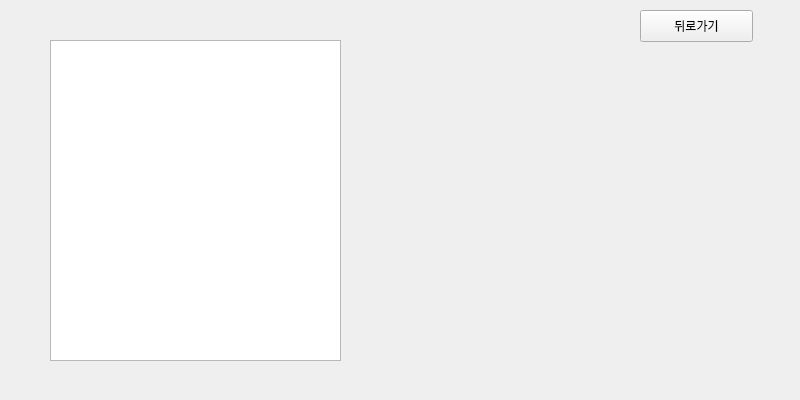
This is device/untitled2.ui in yumm08/LittleRiders as Qt 5 draws it before an edit. The edited form follows.
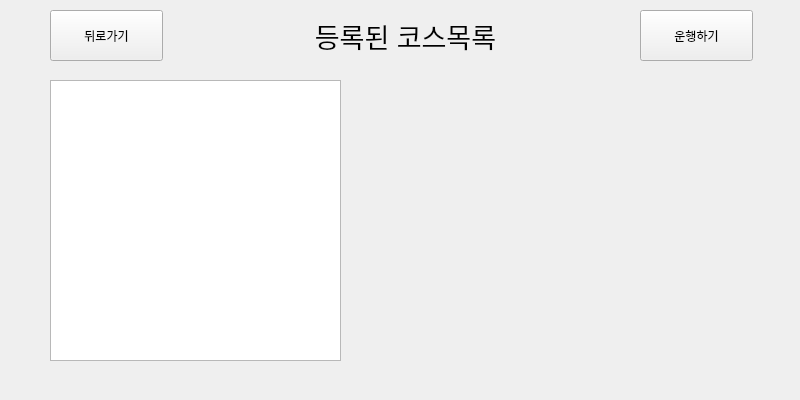
This is the edited form.

Commit message:
Feat: [DEVICE] 운행 전 준비 추가와 qr 스캔 구현
S10P31A405-261

Diff of the .ui file:
```diff
--- a/device/untitled2.ui
+++ b/device/untitled2.ui
@@ -17,19 +17,19 @@
    <property name="geometry">
     <rect>
      <x>50</x>
-     <y>40</y>
+     <y>80</y>
      <width>291</width>
-     <height>321</height>
+     <height>281</height>
     </rect>
    </property>
   </widget>
   <widget class="QWidget" name="verticalLayoutWidget_2">
    <property name="geometry">
     <rect>
-     <x>370</x>
-     <y>40</y>
+     <x>360</x>
+     <y>80</y>
      <width>381</width>
-     <height>321</height>
+     <height>281</height>
     </rect>
    </property>
    <layout class="QVBoxLayout" name="stationMapLayout"/>
@@ -37,16 +37,51 @@
   <widget class="QPushButton" name="exitButton">
    <property name="geometry">
     <rect>
-     <x>640</x>
+     <x>50</x>
      <y>10</y>
      <width>113</width>
-     <height>32</height>
+     <height>51</height>
     </rect>
    </property>
    <property name="text">
     <string>뒤로가기</string>
    </property>
   </widget>
+  <widget class="QLabel" name="titleName">
+   <property name="geometry">
+    <rect>
+     <x>310</x>
+     <y>20</y>
+     <width>191</width>
+     <height>31</height>
+    </rect>
+   </property>
+   <property name="font">
+    <font>
+     <family>Arial</family>
+     <pointsize>20</pointsize>
+    </font>
+   </property>
+   <property name="text">
+    <string>등록된 코스목록</string>
+   </property>
+   <property name="alignment">
+    <set>Qt::AlignCenter</set>
+   </property>
+  </widget>
+  <widget class="QPushButton" name="nextButton">
+   <property name="geometry">
+    <rect>
+     <x>640</x>
+     <y>10</y>
+     <width>113</width>
+     <height>51</height>
+    </rect>
+   </property>
+   <property name="text">
+    <string>운행하기</string>
+   </property>
+  </widget>
  </widget>
  <resources/>
  <connections>
```
Left out of the diff: 26 changed lines with no effect on the pictures. The commit also changes 2 other files.
